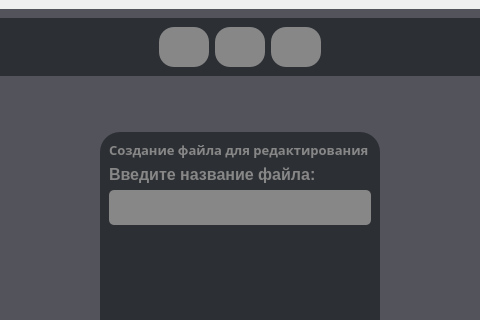
Old version of the form redactor2.ui in the repository Proto999/authgui; both pictures show x 313 to 793 and y 0 to 320 of the 1105 by 685 pixel window.
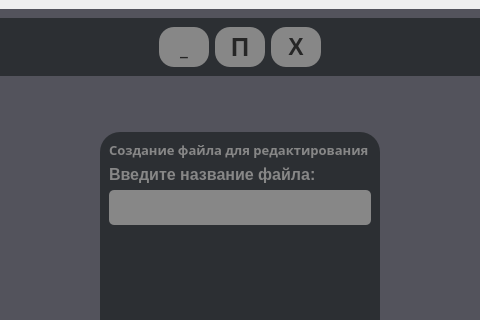
New version of the form.

Patch:
```diff
--- a/redactor2.ui
+++ b/redactor2.ui
@@ -747,13 +747,20 @@
               <height>40</height>
              </size>
             </property>
+            <property name="font">
+             <font>
+              <family>gg sans</family>
+              <pointsize>14</pointsize>
+              <bold>true</bold>
+             </font>
+            </property>
             <property name="styleSheet">
              <string notr="true">background-color: rgb(135, 135, 135);
 color: rgb(38, 38, 38);
 border-radius: 15px;</string>
             </property>
             <property name="text">
-             <string/>
+             <string>_</string>
             </property>
            </widget>
           </item>
@@ -773,7 +780,8 @@
             </property>
             <property name="font">
              <font>
-              <pointsize>20</pointsize>
+              <pointsize>19</pointsize>
+              <bold>true</bold>
              </font>
             </property>
             <property name="styleSheet">
@@ -782,7 +790,7 @@
 border-radius: 15px;</string>
             </property>
             <property name="text">
-             <string/>
+             <string>П</string>
             </property>
            </widget>
           </item>
@@ -800,13 +808,19 @@
               <height>40</height>
              </size>
             </property>
+            <property name="font">
+             <font>
+              <pointsize>17</pointsize>
+              <bold>true</bold>
+             </font>
+            </property>
             <property name="styleSheet">
              <string notr="true">background-color: rgb(135, 135, 135);
 color: rgb(38, 38, 38);
 border-radius: 15px;</string>
             </property>
             <property name="text">
-             <string/>
+             <string>X</string>
             </property>
            </widget>
           </item>
```
